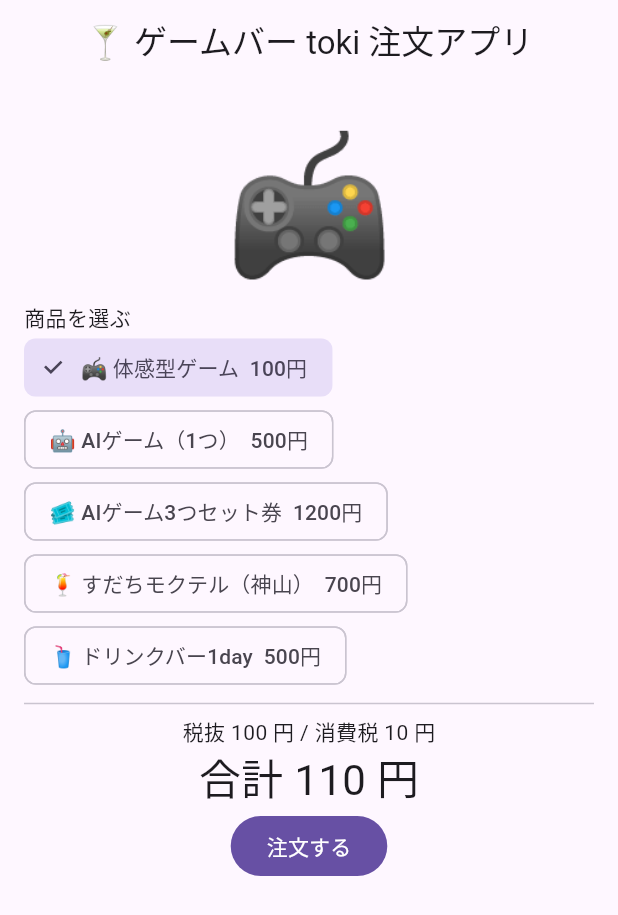
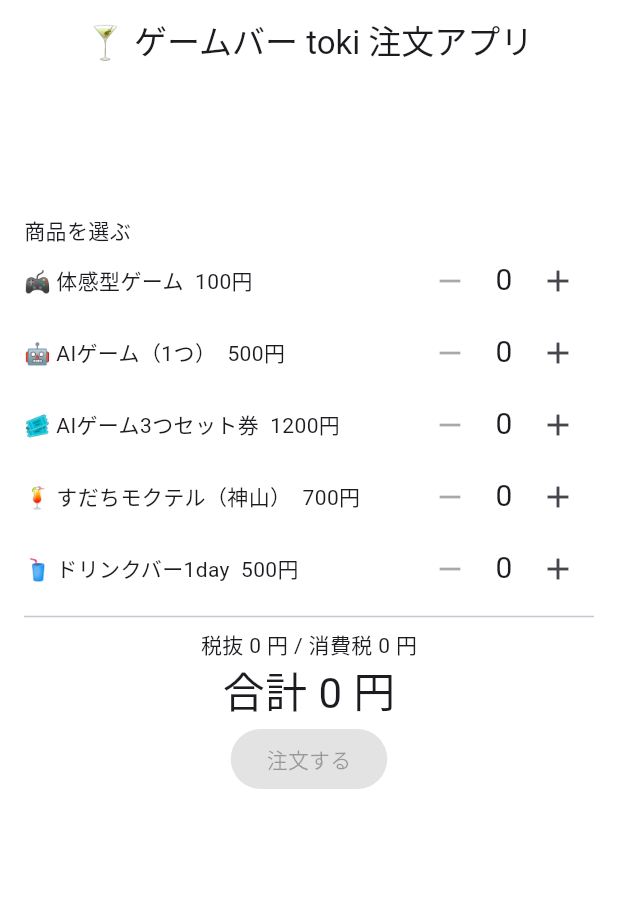
Before and after one commit to Temporary-user-kmc/icecream, a Flutter app: the screen it shows after launch, on a phone screen of 412 x 824 dp. Shown: the top 915 px of the screen. Run offline on Flutter 3.47's test engine with Material 3 defaults, Android fonts, the phone set to English and light mode, and no system bars.

Commit message:
Quantity steppers, game picker per ticket, plain background
Co-Authored-By: Claude Sonnet 5.5 <noreply@anthropic.com>

```diff
--- a/lib/main.dart
+++ b/lib/main.dart
@@ -1,8 +1,14 @@
 import 'dart:math';
 import 'package:flutter/material.dart';
 
-void main() => runApp(const MaterialApp(
-    debugShowCheckedModeBanner: false, home: IcecreamApp()));
+void main() => runApp(MaterialApp(
+    debugShowCheckedModeBanner: false,
+    theme: ThemeData(
+      scaffoldBackgroundColor: Colors.white,
+      appBarTheme: const AppBarTheme(
+          backgroundColor: Colors.white, surfaceTintColor: Colors.transparent),
+    ),
+    home: const IcecreamApp()));
 
 class IcecreamApp extends StatefulWidget {
   const IcecreamApp({super.key});
@@ -11,10 +17,12 @@ class IcecreamApp extends StatefulWidget {
 }
 
 class _IcecreamAppState extends State<IcecreamApp> {
+  static const ai1 = '🤖 AIゲーム（1つ）';
+  static const ai3 = '🎟️ AIゲーム3つセット券';
   final foods = {
     '🎮 体感型ゲーム': 100,
-    '🤖 AIゲーム（1つ）': 500,
-    '🎟️ AIゲーム3つセット券': 1200,
+    ai1: 500,
+    ai3: 1200,
     '🍹 すだちモクテル（神山）': 700,
     '🥤 ドリンクバー1day': 500,
   };
@@ -22,44 +30,59 @@ class _IcecreamAppState extends State<IcecreamApp> {
     '🧱 テトリスAI対戦', '🫧 ぷよぷよAI対戦',
     '🤝 相方AIと協力3D', '🕵️ AI3人とワードウルフ',
   ];
-  late String food = foods.keys.first;
-  final games = <String>{};
+  late final qty = {for (final k in foods.keys) k: 0};
+  final games = <String, int>{};
   int order = 0;
   String receipt = '';
 
-  int get limit => food.contains('3つ') ? 3 : food.contains('AIゲーム') ? 1 : 0;
+  int get slots => qty[ai1]! + qty[ai3]! * 3;
+  int get picked => games.values.fold(0, (a, b) => a + b);
 
-  Widget choices(Iterable<String> items, String value,
-      void Function(String) change) => Wrap(spacing: 6, children: [
-    for (final s in items)
-      ChoiceChip(label: Text(s), selected: value == s,
-        onSelected: (_) => setState(() => change(s))),
+  void trimGames() {
+    for (final g in games.keys.toList()) {
+      while (picked > slots && games[g]! > 0) { games[g] = games[g]! - 1; }
+    }
+    games.removeWhere((_, n) => n == 0);
+  }
+
+  Widget stepper(int n, VoidCallback? minus, VoidCallback? plus) => Row(
+    mainAxisSize: MainAxisSize.min, children: [
+      IconButton(onPressed: minus, icon: const Icon(Icons.remove)),
+      SizedBox(width: 24, child: Text('$n', textAlign: TextAlign.center,
+        style: const TextStyle(fontSize: 20))),
+      IconButton(onPressed: plus, icon: const Icon(Icons.add)),
     ]);
 
   @override
   Widget build(BuildContext context) {
-    final subtotal = foods[food]!;
+    final subtotal = foods.keys.fold(0, (a, k) => a + foods[k]! * qty[k]!);
     final tax = subtotal ~/ 10;
     final total = subtotal + tax;
-    final photo = Center(child: Text(food.split(' ').first,
-      style: const TextStyle(fontSize: 90)));
-    final products = choices(foods.keys.map((s) => '$s  ${foods[s]}円'),
-      '$food  ${foods[food]}円',
-      (s) {
-        food = s.substring(0, s.lastIndexOf('  '));
-        games.clear();
-      });
-    final picker = limit == 0 ? const SizedBox.shrink() : Column(
+    final photo = Center(child: Text(
+      [for (final k in foods.keys) if (qty[k]! > 0) k.split(' ').first].join(),
+      style: const TextStyle(fontSize: 50)));
+    final products = Column(children: [
+      for (final k in foods.keys)
+        Row(children: [
+          Expanded(child: Text('$k  ${foods[k]}円')),
+          stepper(qty[k]!,
+            qty[k]! > 0 ? () => setState(() { qty[k] = qty[k]! - 1; trimGames(); }) : null,
+            () => setState(() => qty[k] = qty[k]! + 1)),
+        ]),
+    ]);
+    final picker = slots == 0 ? const SizedBox.shrink() : Column(
       crossAxisAlignment: CrossAxisAlignment.start, children: [
-        Text('遊ぶゲームを$limitつ選ぶ'
-            '（${games.length}/$limit）'),
-        Wrap(spacing: 6, children: [
-          for (final s in aiGames)
-            FilterChip(label: Text(s), selected: games.contains(s),
-              onSelected: (v) => setState(() {
-                if (!v) { games.remove(s); }
-                else if (games.length < limit) { games.add(s); }
-              })),
+        const Divider(),
+        Text('遊ぶゲームを選ぶ（$picked/$slots）'),
+        for (final g in aiGames)
+          Row(children: [
+            Expanded(child: Text(g)),
+            stepper(games[g] ?? 0,
+              (games[g] ?? 0) > 0 ? () => setState(() {
+                games[g] = games[g]! - 1;
+                games.removeWhere((_, n) => n == 0);
+              }) : null,
+              picked < slots ? () => setState(() => games[g] = (games[g] ?? 0) + 1) : null),
           ]),
         const Text('テトリス・ぷよぷよ・協力3DはLv1〜5。Lv5クリアでモクテルプレゼント！'),
       ]);
@@ -67,10 +90,13 @@ class _IcecreamAppState extends State<IcecreamApp> {
       Text('税抜 $subtotal 円 / 消費税 $tax 円'),
       Text('合計 $total 円', style: const TextStyle(fontSize: 28)),
     ]);
-    final submit = Center(child: FilledButton(onPressed: games.length != limit ? null : () => setState(() {
+    final submit = Center(child: FilledButton(
+      onPressed: total == 0 || picked != slots ? null : () => setState(() {
         order = Random().nextInt(999) + 1;
-      receipt = '$food  ${foods[food]}円\n'
-          '${games.isEmpty ? '' : 'ゲーム: ${games.join(' / ')}\n'}'
+        final items = [for (final k in foods.keys) if (qty[k]! > 0) '$k × ${qty[k]}'];
+        final played = [for (final g in games.keys) '$g × ${games[g]}'];
+        receipt = '${items.join('\n')}\n'
+            '${played.isEmpty ? '' : 'ゲーム: ${played.join(' / ')}\n'}'
             '税抜: $subtotal 円 / 消費税（10%）: $tax 円\n'
             '合計: $total 円';
       }), child: const Text('注文する')));
@@ -84,12 +110,12 @@ class _IcecreamAppState extends State<IcecreamApp> {
     ));
 
     return Scaffold(
-      appBar: AppBar(
-          centerTitle: true, title: const Text('🍸 ゲームバー toki 注文アプリ')),
+      appBar: AppBar(centerTitle: true, scrolledUnderElevation: 0,
+          title: const Text('🍸 ゲームバー toki 注文アプリ')),
       body: Center(child: ConstrainedBox(
         constraints: const BoxConstraints(maxWidth: 520),
         child: ListView(padding: const EdgeInsets.all(16), children: [
-        Center(child: photo),
+        photo,
         const Text('商品を選ぶ'), products,
         picker,
         const Divider(),
```
Also changed, not shown: docs/assets/fonts/MaterialIcons-Regular.otf, 4 other files. Lines whose indentation alone changed are shown as unchanged.
